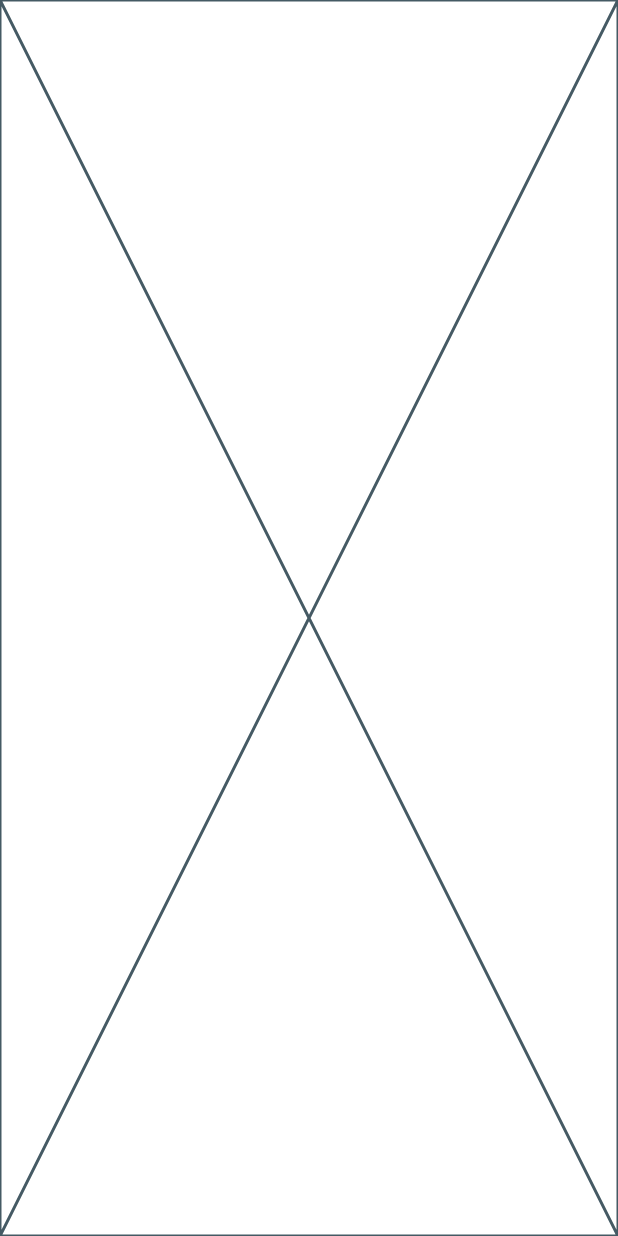
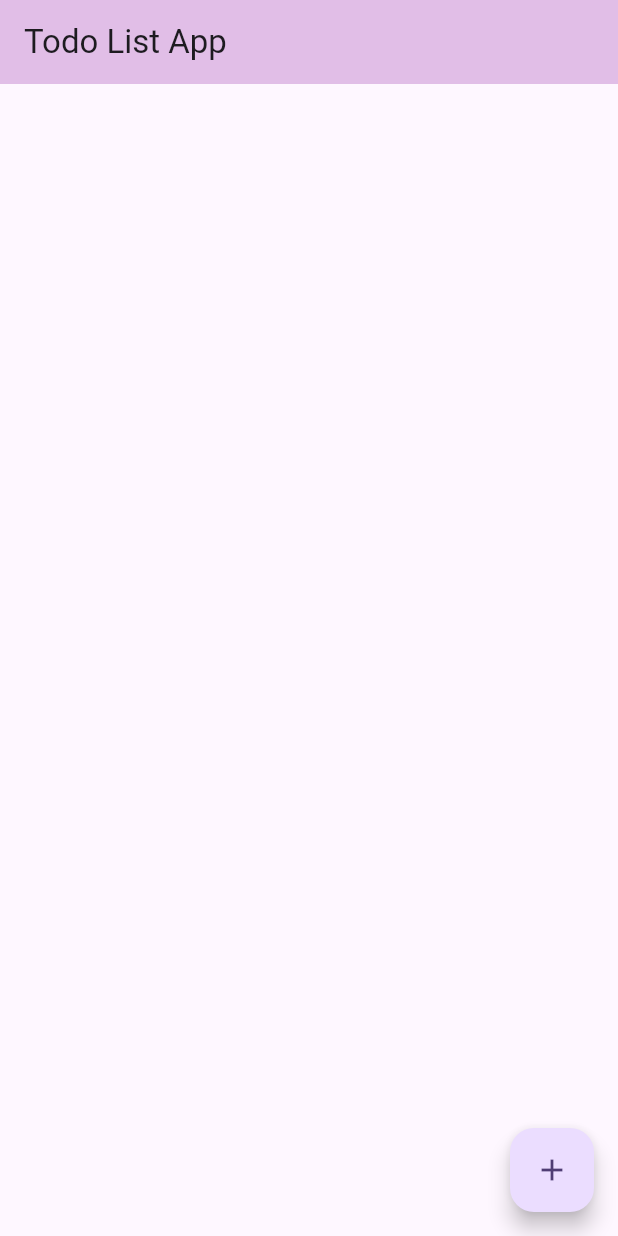
Before and after one commit to JoseLopezLara/riverpod-flutter_fase2, a Flutter app: the screen it shows after launch, on a phone screen of 412 x 824 dp. Run offline on Flutter 3.47's test engine with Material 3 defaults, Android fonts, the phone set to English and light mode, and no system bars; our stand-ins replace flutter_riverpod.

Commit message:
I have added list view with diferente and floating action button to add a new task

```diff
--- a/lib/main.dart
+++ b/lib/main.dart
@@ -1,5 +1,9 @@
 import 'package:flutter/material.dart';
 import 'package:flutter_riverpod/flutter_riverpod.dart';
+import 'package:riverpod_fase_2/todo_controller.dart';
+
+// Paso 0 (riverpod): Declaramos ChangeNotifierProvider
+final todoProvider = ChangeNotifierProvider((ref) => TodoController());
 
 void main() {
   runApp(const ProviderScope(child: MyApp()));
@@ -22,11 +26,42 @@
   }
 }
 
-class TodoWidget extends StatelessWidget {
+// Modificamos el StatelessWidget para que use un Provider del Riverpod
+// Paso 1 (riverpod): Importamos reemplace el StatelessWidget con un ConsumerWidget
+class TodoWidget extends ConsumerWidget {
   const TodoWidget({super.key});
 
+  // Paso 2 (riverpod): Añadimos a build el WidgetRef ref
   @override
-  Widget build(BuildContext context) {
-    return const Placeholder();
+  Widget build(BuildContext context, WidgetRef ref) {
+    // Paso 3 (riverpod): Añadimos a build el WidgetRef ref
+    final todoState = ref.watch(todoProvider);
+
+    return Scaffold(
+      appBar: AppBar(
+        title: const Text('Todo List App'),
+        backgroundColor: Colors.purple.shade100,
+      ),
+      body: ListView.builder(
+        itemCount: todoState.getAllTasks.length,
+        itemBuilder: (context, index) {
+          final task = todoState.getAllTasks[index];
+
+          return ListTile(
+              title: Text(
+            task.title,
+            style: const TextStyle(fontSize: 20.0, color: Colors.blueAccent),
+          ));
+        },
+      ),
+      floatingActionButton: FloatingActionButton(
+        onPressed: () {
+          // Logica que se va a alanzar cuando se pulse el botón
+          todoState
+              .addTask("Tarea de ejemplo #${todoState.getAllTasks.length + 1}");
+        },
+        child: const Icon(Icons.add),
+      ),
+    );
   }
 }
```
Also changed, not shown: lib/task.dart (+15 -3 lines), lib/todo_controller.dart (+15 -1 lines).
